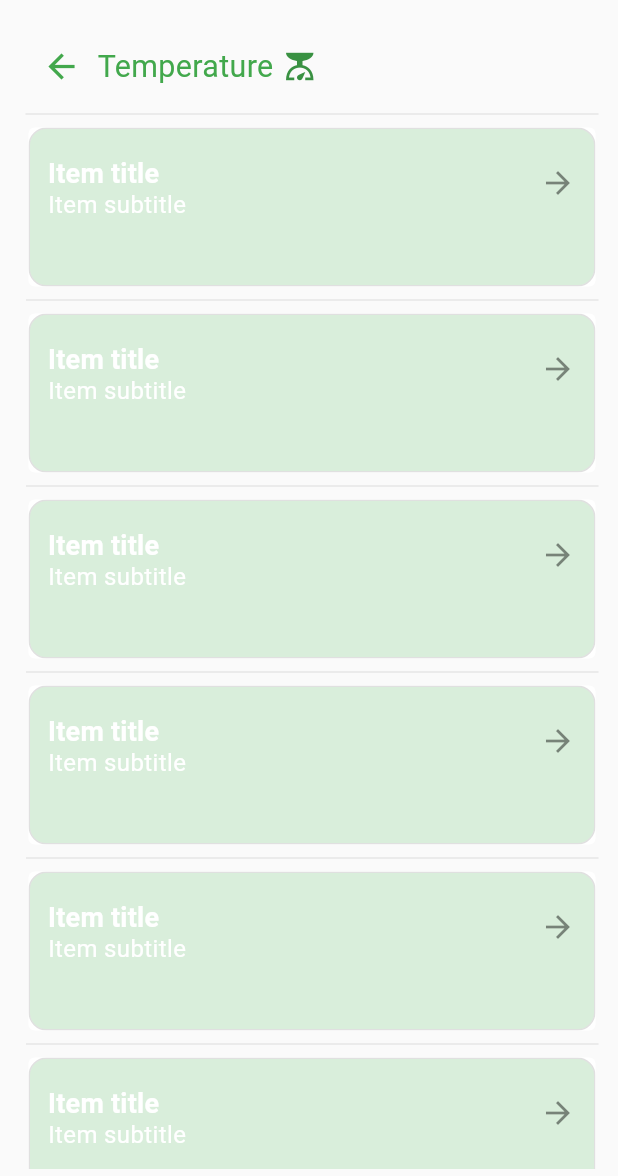
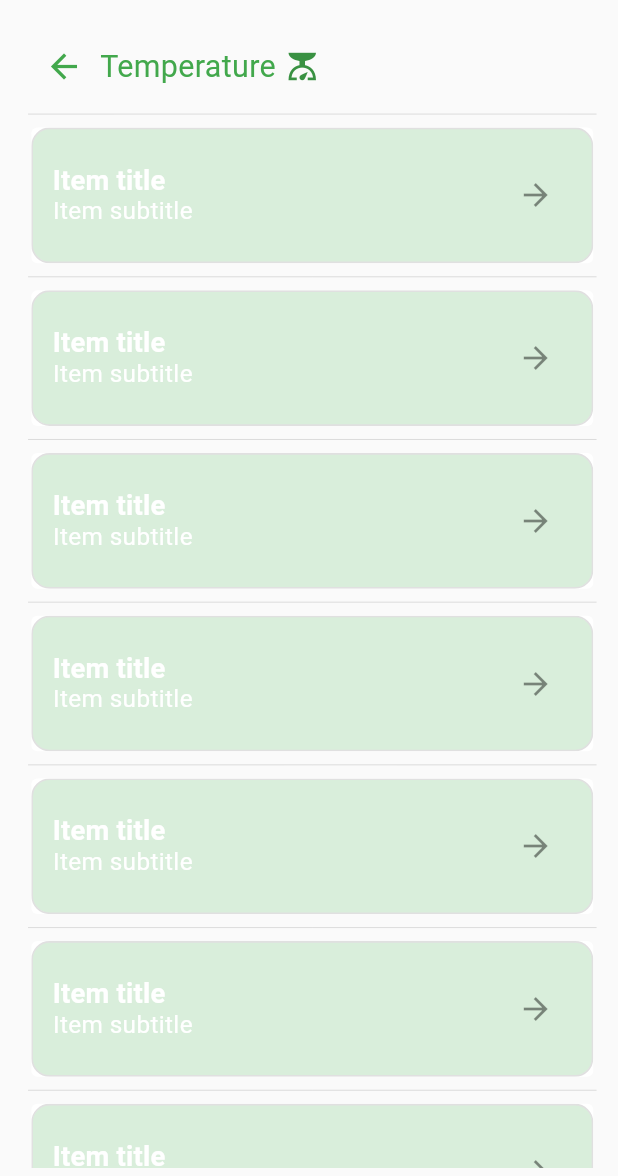
Before and after one commit to SajidAfridi/Medical_Box, a Flutter app: the TemperatureScreen screen opened by its route, on a phone screen of 412 x 824 dp, the part 60-1236 px from its top. Run offline on Flutter 3.47's test engine with Material 2 defaults, Android fonts, the phone set to English and light mode, and no system bars; our stand-ins replace flutter_screenutil, google_maps_flutter.

Commit message:
screen utils is done...

```diff
--- a/lib/features/OtherScreens/home_page.dart
+++ b/lib/features/OtherScreens/home_screen.dart
@@ -1,5 +1,6 @@
 import 'package:flutter/material.dart';
 import 'package:flutter_screenutil/flutter_screenutil.dart';
+import 'package:medical_box/my_icons_icons.dart';
 import 'package:medical_box/utils/app_sizebox.dart';
 import 'package:medical_box/widgets/app_bar.dart';
 import 'package:medical_box/widgets/drawer.dart';
@@ -67,8 +68,8 @@ class _MyHomePageState extends State<HomeScreen> {
               },
               child: homeContainer(
                 'Temperature',
-                const Icon(
-                  Icons.scale,
+                  const Icon(
+                  Icons.live_help,
                   color: Colours.drawerColor,
                   size: 50,
                 ),
--- a/lib/features/OtherScreens/temperature_screen.dart
+++ b/lib/features/OtherScreens/temperature_screen.dart
@@ -18,12 +18,12 @@ class _TemperatureScreenState extends State<TemperatureScreen> {
   Widget build(BuildContext context) {
     return Scaffold(
       drawer: SizedBox(
-        width: ScreenUtil().setWidth(163),
+        width: 163.w,
         child: drawer(context),
       ),
       appBar: appBar,
       body: Padding(
-        padding: const EdgeInsets.fromLTRB(17, 4, 13, 5),
+        padding: EdgeInsets.fromLTRB(17.w, 4.h, 13.w, 5.h),
         child: Column(children: [
           header(
             context,
@@ -42,33 +42,38 @@ class _TemperatureScreenState extends State<TemperatureScreen> {
                 return Column(
                   children: [
                     Card(
-                      elevation: 0,
-                      margin: const EdgeInsets.symmetric(
-                          horizontal: 2.0, vertical: 1.0),
+                      elevation: 0.sh,
+                      margin: EdgeInsets.symmetric(
+                          horizontal: 2.0.w, vertical: 1.0.h),
                       child: ListTile(
-                        contentPadding: const EdgeInsets.symmetric(
-                            horizontal: 12.0, vertical: 8.0),
+                        contentPadding: EdgeInsets.symmetric(
+                            horizontal: 12.0.w, vertical: 8.0.h),
                         tileColor: Colours.listTileColor,
                         shape: RoundedRectangleBorder(
-                          borderRadius: BorderRadius.circular(12.0),
+                          borderRadius: BorderRadius.circular(12.0.r),
                           side: BorderSide(
-                              color: Colors.grey.shade300, width: 1.0),
+                              color: Colors.grey.shade300, width: 1.0.w),
                         ),
-                        title: const Text(
+                        title: Text(
                           'Item title',
                           style: TextStyle(
                             fontWeight: FontWeight.bold,
-                            fontSize: 18.0,
+                            fontSize: 18.0.sp,
                           ),
                         ),
-                        subtitle: const Text(
+                        subtitle: Text(
                           'Item subtitle',
                           style: TextStyle(
-                            fontSize: 16.0,
+                            fontSize: 16.0.sp,
                           ),
                         ),
-                        isThreeLine: true,
-                        trailing: const Icon(Icons.arrow_forward),
+                        isThreeLine: false,
+                        trailing: IconButton(
+                          onPressed: () {
+                            Navigator.pushNamed(context, 'details_temperature');
+                          },
+                          icon: Icon(Icons.arrow_forward),
+                        ),
                         onTap: () {
                           Navigator.pushNamed(context, 'details_temperature');
                         },
--- a/lib/main.dart
+++ b/lib/main.dart
@@ -6,7 +6,7 @@ import 'package:flutter_screenutil/flutter_screenutil.dart';
 import 'package:medical_box/features/authentication/login_page.dart';
 import 'package:medical_box/features/authentication/register_page.dart';
 import 'features/OtherScreens/detail_temperature_screen.dart';
-import 'features/OtherScreens/home_page.dart';
+import 'features/OtherScreens/home_screen.dart';
 
 void main() {
   runApp(const MyApp());
--- /dev/null
+++ b/lib/my_icons_icons.dart
@@ -0,0 +1,25 @@
+/// Flutter icons MyIcons
+/// Copyright (C) 2023 by original authors @ fluttericon.com, fontello.com
+/// This font was generated by FlutterIcon.com, which is derived from Fontello.
+///
+/// To use this font, place it in your fonts/ directory and include the
+/// following in your pubspec.yaml
+///
+/// flutter:
+///   fonts:
+///    - family:  MyIcons
+///      fonts:
+///       - asset: fonts/MyIcons.ttf
+///
+///
+///
+import 'package:flutter/widgets.dart';
+
+class MyIcons {
+  MyIcons._();
+
+  static const _kFontFam = 'MyIcons';
+  static const String? _kFontPkg = null;
+
+  static const IconData group_4 = IconData(0xe800, fontFamily: _kFontFam, fontPackage: _kFontPkg);
+}
--- a/lib/widgets/drawer.dart
+++ b/lib/widgets/drawer.dart
@@ -7,6 +7,12 @@ import 'package:medical_box/utils/drawer_buttons.dart';
 
 Drawer drawer(_context) {
   return Drawer(
+    shape: RoundedRectangleBorder(
+      borderRadius: BorderRadius.only(
+        topRight:  Radius.circular(60.r),
+        bottomRight: Radius.circular(80.r),
+      ),
+    ),
     elevation: 1.sh,
     backgroundColor: Colours.drawerColor,
     child: SafeArea(
@@ -14,7 +20,7 @@ Drawer drawer(_context) {
         children: [
           fixSizedBox30,
           SizedBox(
-            height: 20.h,
+            height: 30.h,
             child: Center(
               child: Row(
                 mainAxisAlignment: MainAxisAlignment.end,
@@ -31,7 +37,7 @@ Drawer drawer(_context) {
             ),
           ),
           fixSizedBox10,
-           SizedBox(
+          SizedBox(
             width: 85.w,
             height: 46.h,
             child: Placeholder(
@@ -48,7 +54,7 @@ Drawer drawer(_context) {
           ),
           fixSizedBox40,
           DrawerButtons(
-            text: 'Box',
+            text: 'Home',
             onPressed: () {
               Navigator.pop(_context);
             },
```
Also changed, not shown: pubspec.yaml (+5 -5 lines), assets/icons/MyIcons.ttf (added), assets/icons/drawericon.jpg (deleted).
